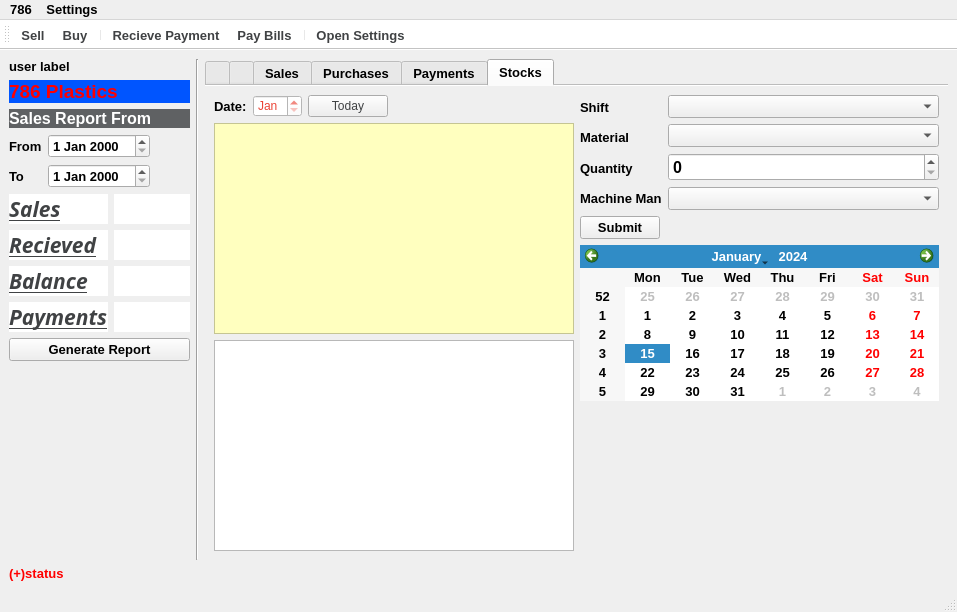
ZeroCoolHacker/FactoryManagment, file factory.ui: the form before one commit.
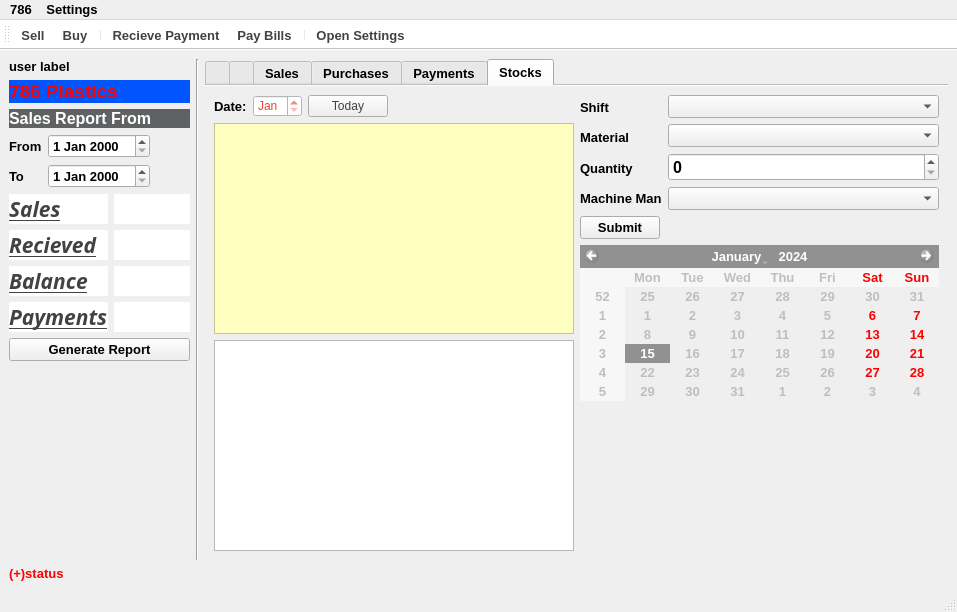
The form after the commit. The open tabs and pages were chosen to show the change. Icons and pictures are not drawn.

Diff of the .ui file:
```diff
--- a/factory.ui
+++ b/factory.ui
@@ -1555,7 +1555,11 @@
              </layout>
             </item>
             <item>
-             <widget class="QCalendarWidget" name="calendarWidget"/>
+             <widget class="QCalendarWidget" name="calendarWidget">
+              <property name="enabled">
+               <bool>false</bool>
+              </property>
+             </widget>
             </item>
             <item>
              <spacer name="verticalSpacer_4">
```
Left out of the diff: 2 changed lines with no effect on the pictures.
